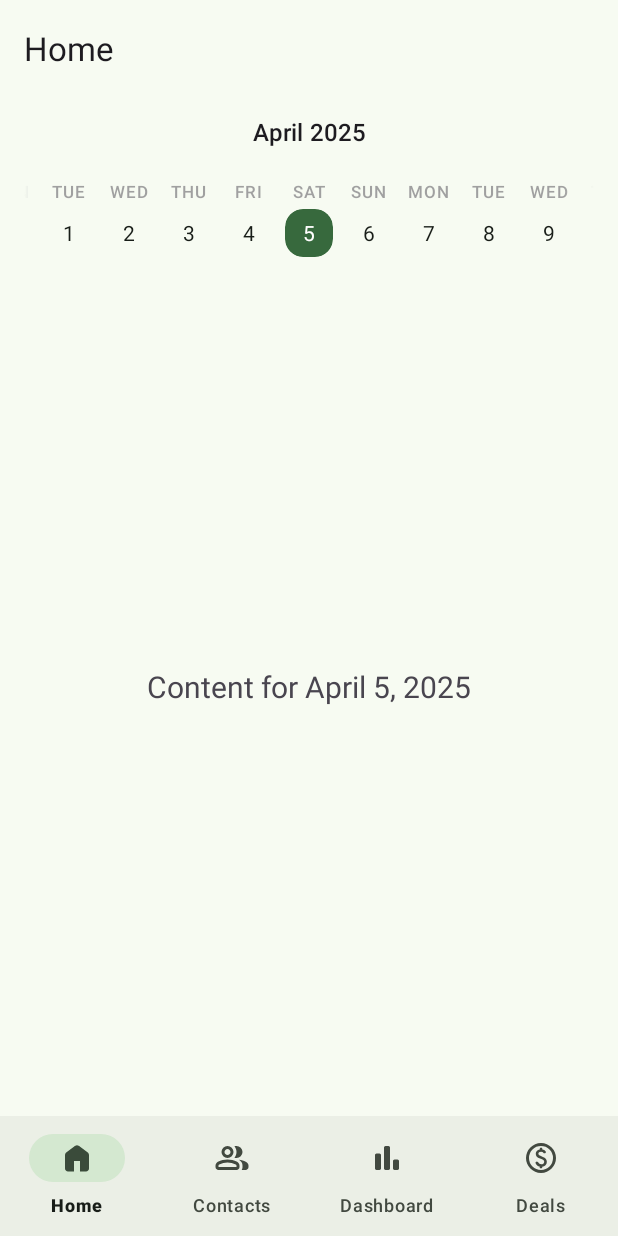
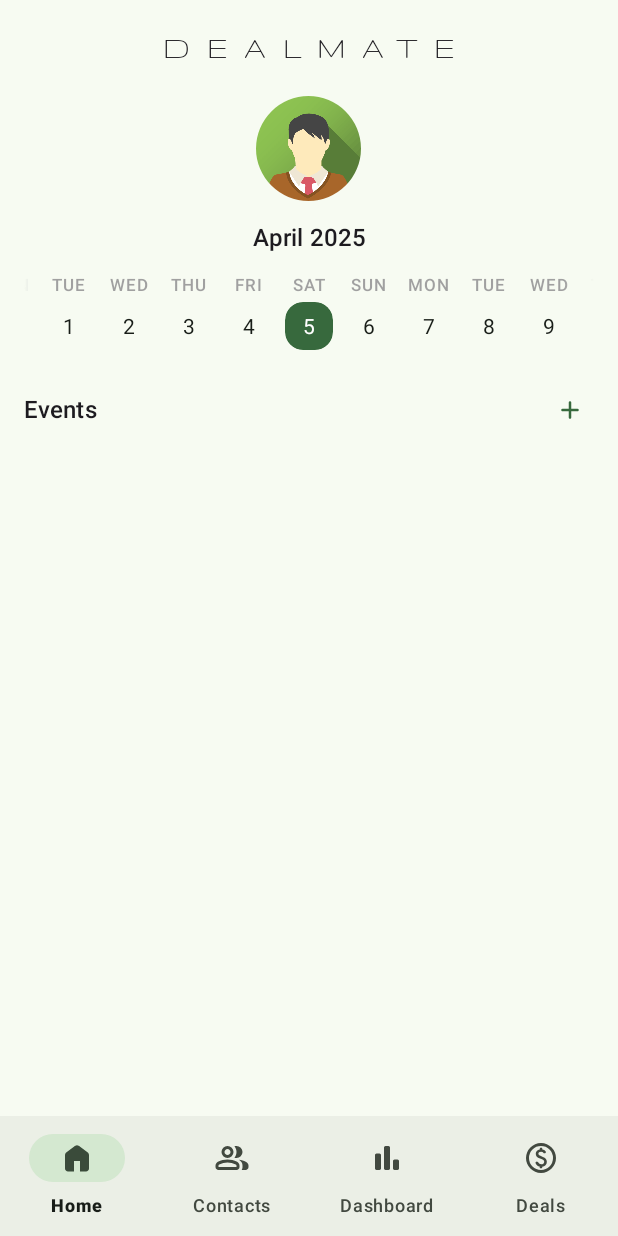
Before and after one commit to 1mmortalized/DealMate, an Android app: the screen it shows after launch (MainActivity), on a phone screen of 412 x 824 dp. Run offline under Robolectric (Android 15) with nearby library versions, the phone set to English and light mode, and no system bars; our stand-ins replace navigation-ui.

Commit message:
Set up home screen header and final calendar UI

```diff
--- a/app/src/main/java/com/bizsolutions/dealmate/MainActivity.kt
+++ b/app/src/main/java/com/bizsolutions/dealmate/MainActivity.kt
@@ -6,6 +6,7 @@ import androidx.activity.enableEdgeToEdge
 import androidx.appcompat.app.AppCompatActivity
 import androidx.core.view.ViewCompat
 import androidx.core.view.WindowInsetsCompat
+import androidx.core.view.isVisible
 import androidx.core.view.updateLayoutParams
 import androidx.core.view.updatePadding
 import androidx.navigation.findNavController
@@ -47,11 +48,15 @@ class MainActivity : AppCompatActivity() {
         val navController = findNavController(R.id.activity_main_nav_host_fragment).apply {
             val navGraph = navInflater.inflate(R.navigation.mobile_navigation)
             graph = navGraph
+
+            addOnDestinationChangedListener { _, destination, _ ->
+                binding.homeAppTitleTxt.isVisible = destination.id == R.id.navigation_home
+            }
         }
 
         val appBarConfiguration = AppBarConfiguration(
             setOf(
-                R.id.navigation_home
+                R.id.navigation_home, R.id.navigation_contacts
             )
         )
 
--- /dev/null
+++ b/app/src/main/java/com/bizsolutions/dealmate/ui/contacts/ContactsFragment.kt
@@ -0,0 +1,30 @@
+package com.bizsolutions.dealmate.ui.contacts
+
+import android.os.Bundle
+import android.view.LayoutInflater
+import android.view.View
+import android.view.ViewGroup
+import androidx.fragment.app.Fragment
+import com.bizsolutions.dealmate.databinding.FragmentContactsBinding
+
+class ContactsFragment : Fragment() {
+
+    private var _binding: FragmentContactsBinding? = null
+
+    private val binding get() = _binding!!
+
+    override fun onCreateView(
+        inflater: LayoutInflater,
+        container: ViewGroup?,
+        savedInstanceState: Bundle?
+    ): View {
+        _binding = FragmentContactsBinding.inflate(inflater, container, false)
+
+        return binding.root
+    }
+
+    override fun onDestroyView() {
+        super.onDestroyView()
+        _binding = null
+    }
+}
--- a/app/src/main/java/com/bizsolutions/dealmate/ui/home/HomeFragment.kt
+++ b/app/src/main/java/com/bizsolutions/dealmate/ui/home/HomeFragment.kt
@@ -35,7 +35,7 @@ class HomeFragment : Fragment() {
 
         calendarViewModel = ViewModelProvider(this)[CalendarViewModel::class.java]
 
-        val recyclerView = binding.recyclerView
+        val recyclerView = binding.calendarRecView
         val viewPager = binding.viewPager
 
         val calendarAdapter = CalendarAdapter(requireContext(), calendarViewModel) { date ->
--- a/app/src/main/java/com/bizsolutions/dealmate/ui/home/calendar/DayFragment.kt
+++ b/app/src/main/java/com/bizsolutions/dealmate/ui/home/calendar/DayFragment.kt
@@ -7,7 +7,6 @@ import android.view.ViewGroup
 import androidx.fragment.app.Fragment
 import com.bizsolutions.dealmate.databinding.FragmentDayBinding
 import java.time.LocalDate
-import java.time.format.DateTimeFormatter
 
 class DayFragment : Fragment() {
     private var _binding: FragmentDayBinding? = null
@@ -18,9 +17,6 @@ class DayFragment : Fragment() {
 
         val epochDay = arguments?.getLong("epochDay") ?: 0L
         val date = LocalDate.ofEpochDay(epochDay)
-
-        val formattedDate = date.format(DateTimeFormatter.ofPattern("MMMM d, yyyy"))
-        binding.textViewDay.text = "Content for $formattedDate"
 
         return binding.root
     }
--- /dev/null
+++ b/app/src/main/res/drawable/ic_plus.xml
@@ -0,0 +1,9 @@
+<vector xmlns:android="http://schemas.android.com/apk/res/android"
+    android:width="24dp"
+    android:height="24dp"
+    android:viewportWidth="24"
+    android:viewportHeight="24">
+    <path
+        android:fillColor="#FF000000"
+        android:pathData="M12,19q-0.425,0 -0.712,-0.288Q11,18.425 11,18v-5H6q-0.425,0 -0.713,-0.288Q5,12.425 5,12t0.287,-0.713Q5.575,11 6,11h5V6q0,-0.425 0.288,-0.713Q11.575,5 12,5t0.713,0.287Q13,5.575 13,6v5h5q0.425,0 0.712,0.287 0.288,0.288 0.288,0.713t-0.288,0.712Q18.425,13 18,13h-5v5q0,0.425 -0.287,0.712Q12.425,19 12,19Z" />
+</vector>
--- /dev/null
+++ b/app/src/main/res/font/gruppo_family.xml
@@ -0,0 +1,7 @@
+<?xml version="1.0" encoding="utf-8"?>
+<font-family xmlns:app="http://schemas.android.com/apk/res-auto">
+    <font
+        app:font="@font/gruppo_regular"
+        app:fontStyle="normal"
+        app:fontWeight="400" />
+</font-family>
--- a/app/src/main/res/layout/activity_main.xml
+++ b/app/src/main/res/layout/activity_main.xml
@@ -3,17 +3,30 @@
     xmlns:app="http://schemas.android.com/apk/res-auto"
     android:layout_width="match_parent"
     android:layout_height="match_parent"
+    xmlns:tools="http://schemas.android.com/tools"
     android:orientation="vertical">
 
     <com.google.android.material.appbar.AppBarLayout
         android:id="@+id/app_bar_layout"
         android:layout_width="match_parent"
-        android:layout_height="wrap_content">
+        android:layout_height="wrap_content"
+        android:animateLayoutChanges="true">
 
-        <androidx.appcompat.widget.Toolbar
+        <com.google.android.material.appbar.MaterialToolbar
             android:id="@+id/toolbar"
             android:layout_width="match_parent"
-            android:layout_height="wrap_content" />
+            android:layout_height="wrap_content"
+            app:titleCentered="true"
+            tools:titleTextAppearance="@style/TextAppearance.DealMate.AppTitle">
+
+            <TextView
+                android:id="@+id/home_app_title_txt"
+                android:layout_width="wrap_content"
+                android:layout_height="wrap_content"
+                android:text="@string/dealmate_title"
+                android:layout_gravity="center"
+                android:textAppearance="@style/TextAppearance.DealMate.AppTitle" />
+        </com.google.android.material.appbar.MaterialToolbar>
     </com.google.android.material.appbar.AppBarLayout>
 
     <fragment
--- /dev/null
+++ b/app/src/main/res/layout/fragment_contacts.xml
@@ -0,0 +1,6 @@
+<?xml version="1.0" encoding="utf-8"?>
+<androidx.constraintlayout.widget.ConstraintLayout xmlns:android="http://schemas.android.com/apk/res/android"
+    android:layout_width="match_parent"
+    android:layout_height="match_parent">
+
+</androidx.constraintlayout.widget.ConstraintLayout>
--- a/app/src/main/res/layout/fragment_day.xml
+++ b/app/src/main/res/layout/fragment_day.xml
@@ -1,7 +1,42 @@
 <?xml version="1.0" encoding="utf-8"?>
-<TextView android:id="@+id/textViewDay"
+<androidx.core.widget.NestedScrollView xmlns:android="http://schemas.android.com/apk/res/android"
+    xmlns:app="http://schemas.android.com/apk/res-auto"
+    android:id="@+id/fragment_book_details"
     android:layout_width="match_parent"
-    android:layout_height="match_parent"
-    android:textSize="20sp"
-    android:gravity="center"
-    xmlns:android="http://schemas.android.com/apk/res/android" />
+    android:layout_height="match_parent">
+
+    <LinearLayout
+        android:layout_width="match_parent"
+        android:layout_height="wrap_content"
+        android:clipChildren="false"
+        android:clipToPadding="false"
+        android:orientation="vertical"
+        android:padding="16dp">
+
+        <LinearLayout
+            android:layout_width="match_parent"
+            android:layout_height="wrap_content"
+            android:layout_marginBottom="8dp"
+            android:layout_marginEnd="-8dp">
+
+            <TextView
+                android:layout_width="0dp"
+                android:layout_height="wrap_content"
+                android:layout_weight="1"
+                android:textAppearance="@style/TextAppearance.Material3.TitleMedium"
+                android:text="Events" />
+
+            <Button
+                android:layout_width="wrap_content"
+                android:layout_height="wrap_content"
+                style="@style/Widget.Material3.Button.IconButton"
+                app:icon="@drawable/ic_plus" />
+        </LinearLayout>
+
+        <androidx.recyclerview.widget.RecyclerView
+            android:layout_width="match_parent"
+            android:layout_height="wrap_content" />
+
+    </LinearLayout>
+
+</androidx.core.widget.NestedScrollView>
--- a/app/src/main/res/layout/fragment_home.xml
+++ b/app/src/main/res/layout/fragment_home.xml
@@ -3,7 +3,15 @@
     xmlns:tools="http://schemas.android.com/tools"
     android:layout_width="match_parent"
     android:layout_height="match_parent"
+    xmlns:app="http://schemas.android.com/apk/res-auto"
     android:orientation="vertical">
+
+    <com.google.android.material.imageview.ShapeableImageView
+        android:layout_width="70dp"
+        android:layout_height="70dp"
+        app:srcCompat="@drawable/avatar"
+        app:shapeAppearance="@style/ShapeAppearance.Material3.Corner.Full"
+        android:layout_gravity="center" />
 
     <LinearLayout
         android:layout_width="match_parent"
@@ -12,7 +20,6 @@
         android:gravity="center_vertical"
         android:layout_marginStart="8dp"
         android:layout_marginEnd="8dp"
-        android:layout_marginBottom="8dp"
         android:animateLayoutChanges="true">
 
         <Button
@@ -47,7 +54,7 @@
     </LinearLayout>
 
     <androidx.recyclerview.widget.RecyclerView
-        android:id="@+id/recyclerView"
+        android:id="@+id/calendarRecView"
         android:layout_width="match_parent"
         android:layout_height="wrap_content"
         android:orientation="horizontal"
--- a/app/src/main/res/navigation/mobile_navigation.xml
+++ b/app/src/main/res/navigation/mobile_navigation.xml
@@ -8,6 +8,12 @@
     <fragment
         android:id="@+id/navigation_home"
         android:name="com.bizsolutions.dealmate.ui.home.HomeFragment"
-        android:label="Home"
+        android:label=""
         tools:layout="@layout/fragment_home" />
+
+    <fragment
+        android:id="@+id/navigation_contacts"
+        android:name="com.bizsolutions.dealmate.ui.contacts.ContactsFragment"
+        android:label="@string/title_contacts"
+        tools:layout="@layout/fragment_contacts" />
 </navigation>
--- a/app/src/main/res/values/strings.xml
+++ b/app/src/main/res/values/strings.xml
@@ -1,5 +1,6 @@
 <resources>
-    <string name="app_name">DealMate</string>
+    <string name="app_name" translatable="false">DealMate</string>
+    <string name="dealmate_title" translatable="false">DEALMATE</string>
     <string name="title_home">Home</string>
     <string name="title_contacts">Contacts</string>
     <string name="title_dashboard">Dashboard</string>
--- a/app/src/main/res/values/themes.xml
+++ b/app/src/main/res/values/themes.xml
@@ -50,4 +50,9 @@
         <item name="android:navigationBarColor">@android:color/transparent</item>
         <item name="android:statusBarColor">@android:color/transparent</item>
     </style>
+
+    <style name="TextAppearance.DealMate.AppTitle" parent="TextAppearance.Material3.TitleLarge">
+        <item name="fontFamily">@font/gruppo_family</item>
+        <item name="android:letterSpacing">0.5</item>
+    </style>
 </resources>
```
Also changed, not shown: app/src/main/res/drawable/avatar.png (added), app/src/main/res/font/gruppo_regular.ttf (added).
